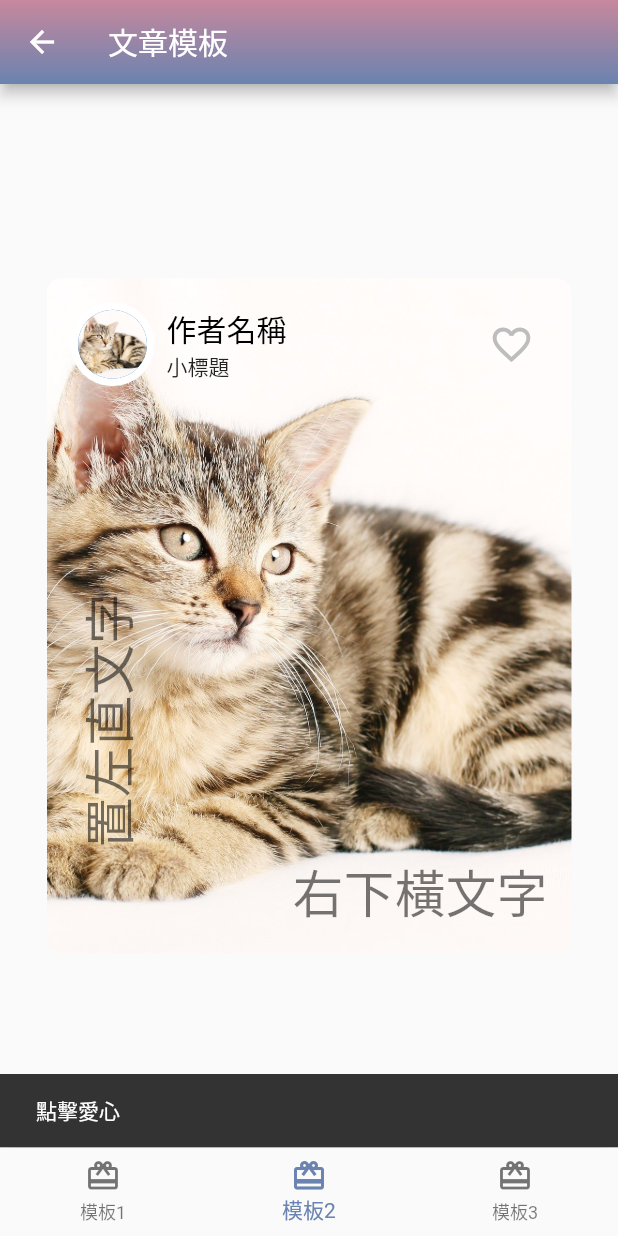
After one commit to yenyen0318/flutter_intro, a Flutter app: the TypeSettingPage screen opened directly, item 2 of the bottom bar chosen, after a tap on the "favorite outline" icon, on a phone screen of 412 x 824 dp. The commit adds this screen. Run offline on Flutter 3.47's test engine with Material 2 defaults, Android fonts, the phone set to English and light mode, and no system bars; our stand-ins replace flutter_slidable, google_fonts, sqflite, video_player; missing offline and left inert: flutter_arc_text; accounts and stored records are empty.

Commit message:
add type setting page

```diff
--- a/lib/views/home_view.dart
+++ b/lib/views/home_view.dart
@@ -2,6 +2,7 @@ import 'package:flutter/material.dart';
 import 'package:intro/views/about_view.dart';
 import 'package:intro/views/article_view.dart';
 import 'package:intro/views/drag_play_view.dart';
+import 'package:intro/views/type_setting_view.dart';
 import 'package:intro/views/settings_view.dart';
 import 'package:intro/views/video_view.dart';
 import 'package:intro/views/login_view.dart';
@@ -73,7 +74,8 @@ class MyHomePage extends StatelessWidget {
                     Icons.favorite,
                     color: Theme.of(context).listTileTheme.iconColor,
                   ),
-                  backgroundColor: Theme.of(context).listTileTheme.selectedColor,
+                  backgroundColor:
+                      Theme.of(context).listTileTheme.selectedColor,
                   textColor: Theme.of(context).listTileTheme.textColor,
                   iconColor: Theme.of(context).listTileTheme.iconColor,
                   collapsedBackgroundColor: Colors.transparent,
@@ -107,6 +109,21 @@ class MyHomePage extends StatelessWidget {
                             MaterialPageRoute(
                                 builder: (context) => const VideoPage(
                                       title: '影片播放',
+                                    )),
+                          );
+                        }),
+                    ListTile(
+                        leading: const Icon(
+                          Icons.science,
+                          color: Colors.transparent,
+                        ),
+                        title: const Text('文章模板'),
+                        onTap: () {
+                          Navigator.push(
+                            context,
+                            MaterialPageRoute(
+                                builder: (context) => const TypeSettingPage(
+                                      title: '文章模板',
                                     )),
                           );
                         }),
--- /dev/null
+++ b/lib/views/type_setting_view.dart
@@ -0,0 +1,47 @@
+import 'package:flutter/material.dart';
+import 'package:intro/widgets/type_setting_card.dart';
+import 'package:intro/widgets/tools.dart';
+
+class TypeSettingPage extends StatefulWidget {
+  const TypeSettingPage({Key? key, required this.title}) : super(key: key);
+  final String title;
+
+  @override
+  _TypeSettingPageState createState() => _TypeSettingPageState();
+}
+
+class _TypeSettingPageState extends State<TypeSettingPage> {
+  int _selectedIndex = 0;
+
+  static List<Widget> pages = <Widget>[
+    const TypeSettingCard1(),
+    const TypeSettingCard2(),
+    const TypeSettingCard3(),
+  ];
+
+  void _onItemTapped(int index) {
+    setState(() {
+      _selectedIndex = index;
+    });
+  }
+
+  @override
+  Widget build(BuildContext context) {
+    return Scaffold(
+        appBar: SwitchAppBar(widget.title, null),
+        body: pages[_selectedIndex],
+        bottomNavigationBar: BottomNavigationBar(
+            currentIndex: _selectedIndex,
+            onTap: _onItemTapped,
+            selectedItemColor:
+                Theme.of(context).textSelectionTheme.selectionColor,
+            items: <BottomNavigationBarItem>[
+              const BottomNavigationBarItem(
+                  icon: Icon(Icons.card_giftcard), label: '模板1'),
+              const BottomNavigationBarItem(
+                  icon: Icon(Icons.card_giftcard), label: '模板2'),
+              const BottomNavigationBarItem(
+                  icon: Icon(Icons.card_giftcard), label: '模板3'),
+            ]));
+  }
+}
--- a/lib/widgets/custom_theme.dart
+++ b/lib/widgets/custom_theme.dart
@@ -66,8 +66,9 @@ class SpecialTheme {
         switchTheme: SwitchThemeData(
           thumbColor: MaterialStateProperty.all<Color>(Colors.white),
           trackColor: MaterialStateProperty.all<Color>(Colors.black12),
-        )
-    );
+        ),
+        textSelectionTheme: TextSelectionThemeData(
+            selectionColor: Color.fromARGB(255, 106, 131, 176)));
   }
 
   static ThemeData dark() {
@@ -83,7 +84,9 @@ class SpecialTheme {
           thumbColor: MaterialStateProperty.all<Color>(Colors.white),
           trackColor: MaterialStateProperty.all<Color>(
               Color.fromARGB(255, 106, 131, 176)),
-        ));
+        ),
+        textSelectionTheme: TextSelectionThemeData(
+            selectionColor: Color.fromARGB(255, 106, 131, 176)));
   }
 }
 
@@ -91,7 +94,8 @@ extension CustomColorScheme on ColorScheme {
   Color get numpadButtonColor => isDarkMode() ? Colors.black54 : Colors.white;
   Color get ArcInfoTextColor => isDarkMode() ? Colors.white : Colors.black87;
   Color get numpadInputColor => isDarkMode() ? Colors.white : Colors.black54;
-
+  Color get maskColor => isDarkMode() ? Colors.black : Colors.white;
+  ImageProvider get typeSettingDemoBackgroundImage => isDarkMode() ? AssetImage('assets/images/cat2.jpg') : AssetImage('assets/images/cat.jpg');
   bool isDarkMode() {
     return brightness == Brightness.dark;
   }
--- /dev/null
+++ b/lib/widgets/type_setting_card.dart
@@ -0,0 +1,232 @@
+import 'package:flutter/material.dart';
+import 'package:intro/widgets/custom_theme.dart';
+
+class TypeSettingCard1 extends StatelessWidget {
+  const TypeSettingCard1({Key? key}) : super(key: key);
+
+  @override
+  Widget build(BuildContext context) {
+    return Center(
+      child: Container(
+        padding: const EdgeInsets.all(16),
+        constraints: const BoxConstraints.expand(width: 350, height: 450),
+        decoration: BoxDecoration(
+          image: DecorationImage(
+            image: Theme.of(context).colorScheme.typeSettingDemoBackgroundImage,
+            fit: BoxFit.cover,
+          ),
+          borderRadius: BorderRadius.all(Radius.circular(10.0)),
+        ),
+        child: Stack(
+          children: [
+            Text(
+              '文章分類',
+              style: Theme.of(context).textTheme.bodyText1,
+            ),
+            Positioned(
+              child: Text(
+                '標題',
+                style: Theme.of(context).textTheme.headline4,
+              ),
+              top: 20,
+            ),
+            Positioned(
+              child: Text(
+                '各種更為詳細的描述',
+                style: Theme.of(context).textTheme.bodyText1,
+              ),
+              bottom: 30,
+              right: 0,
+            ),
+            Positioned(
+              child: Text(
+                '作者名稱',
+                style: Theme.of(context).textTheme.bodyText1,
+              ),
+              bottom: 10,
+              right: 0,
+            )
+          ],
+        ),
+      ),
+    );
+  }
+}
+
+class TypeSettingCard2 extends StatelessWidget {
+  const TypeSettingCard2({Key? key}) : super(key: key);
+  @override
+  Widget build(BuildContext context) {
+    return Center(
+      child: Container(
+        constraints: const BoxConstraints.expand(width: 350, height: 450),
+        decoration: BoxDecoration(
+          image: DecorationImage(
+            image: Theme.of(context).colorScheme.typeSettingDemoBackgroundImage,
+            fit: BoxFit.cover,
+          ),
+          borderRadius: BorderRadius.all(Radius.circular(10.0)),
+        ),
+        child: Column(
+          children: [
+            const AuthorCard(
+                authorName: '作者名稱',
+                title: '小標題',
+                imageProvider: AssetImage('assets/images/cat.jpg')),
+            Expanded(
+              child: Stack(
+                children: [
+                  Positioned(
+                    bottom: 16,
+                    right: 16,
+                    child: Text(
+                      '右下橫文字',
+                      style: Theme.of(context).textTheme.headline4,
+                    ),
+                  ),
+                  Positioned(
+                    bottom: 70,
+                    left: 16,
+                    child: RotatedBox(
+                      quarterTurns: 3,
+                      child: Text(
+                        '置左直文字',
+                        style: Theme.of(context).textTheme.headline4,
+                      ),
+                    ),
+                  ),
+                ],
+              ),
+            ),
+          ],
+        ),
+      ),
+    );
+  }
+}
+
+class CircleImage extends StatelessWidget {
+  const CircleImage({
+    Key? key,
+    required this.imageProvider,
+    this.imageRadius = 20,
+  }) : super(key: key);
+
+  final double imageRadius;
+  final ImageProvider imageProvider;
+  @override
+  Widget build(BuildContext context) {
+    return CircleAvatar(
+      backgroundColor: Colors.white,
+      radius: imageRadius,
+      child: CircleAvatar(
+        radius: imageRadius - 5,
+        backgroundImage: imageProvider,
+      ),
+    );
+  }
+}
+
+class AuthorCard extends StatelessWidget {
+  final String authorName;
+  final String title;
+  final ImageProvider imageProvider;
+  const AuthorCard({
+    Key? key,
+    required this.authorName,
+    required this.title,
+    required this.imageProvider,
+  }) : super(key: key);
+
+  @override
+  Widget build(BuildContext context) {
+    return Container(
+      padding: const EdgeInsets.all(16),
+      child: Row(
+        mainAxisAlignment: MainAxisAlignment.spaceBetween,
+        children: [
+          Row(children: [
+            CircleImage(imageProvider: imageProvider, imageRadius: 28),
+            const SizedBox(width: 8),
+            Column(
+              crossAxisAlignment: CrossAxisAlignment.start,
+              children: [
+                Text(
+                  authorName,
+                  style: Theme.of(context).textTheme.headline6,
+                ),
+                Text(
+                  title,
+                  style: Theme.of(context).textTheme.bodyText2,
+                )
+              ],
+            ),
+          ]),
+          IconButton(
+              icon: const Icon(Icons.favorite_border),
+              iconSize: 30,
+              color: Colors.grey[400],
+              onPressed: () {
+                const snackBar = SnackBar(content: Text('點擊愛心'));
+                ScaffoldMessenger.of(context).showSnackBar(snackBar);
+              }),
+        ],
+      ),
+    );
+  }
+}
+
+class TypeSettingCard3 extends StatelessWidget {
+  const TypeSettingCard3({Key? key}) : super(key: key);
+  @override
+  Widget build(BuildContext context) {
+    return Center(
+      child: Container(
+        constraints: const BoxConstraints.expand(width: 350, height: 450),
+        decoration: BoxDecoration(
+          image: DecorationImage(
+              image: Theme.of(context).colorScheme.typeSettingDemoBackgroundImage, fit: BoxFit.cover),
+          borderRadius: BorderRadius.all(Radius.circular(10.0)),
+        ),
+        child: Stack(
+          children: [
+            Container(
+              decoration: BoxDecoration(
+                color: Theme.of(context).colorScheme.maskColor.withOpacity(0.4),
+                borderRadius: const BorderRadius.all(Radius.circular(10.0)),
+              ),
+            ),
+            Container(
+              padding: const EdgeInsets.all(16),
+              child: Column(
+                crossAxisAlignment: CrossAxisAlignment.start,
+                children: [
+                  const Icon(Icons.book, color: Colors.grey, size: 40),
+                  const SizedBox(height: 8),
+                  Text('透明遮罩及標籤',
+                      style: Theme.of(context).textTheme.headline4),
+                  const SizedBox(height: 30),
+                ],
+              ),
+            ),
+            Center(
+              child: Wrap(
+                  alignment: WrapAlignment.start,
+                  spacing: 12,
+                  children: ['Healthy', 'aaa', 'bbbbbbb', 'ccccccccccc', 'dddddddd', 'eeeeeeeeee', 'wwwwwwwwwwwwwwwwwwwww'].map((item) {
+                    return Chip(
+                      label: Text(item,
+                          style: Theme.of(context).textTheme.bodyText1),
+                      backgroundColor: Theme.of(context)
+                          .colorScheme
+                          .maskColor
+                          .withOpacity(0.7),
+                    );
+                  }).toList()),
+            ),
+          ],
+        ),
+      ),
+    );
+  }
+}
```
Lines whose indentation alone changed are shown as unchanged.
